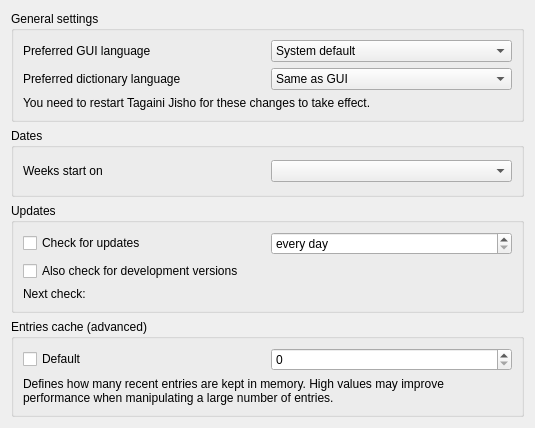
Above: src/gui/GeneralPreferences.ui from Gnurou/tagainijisho before the change. Below: the same form after it.
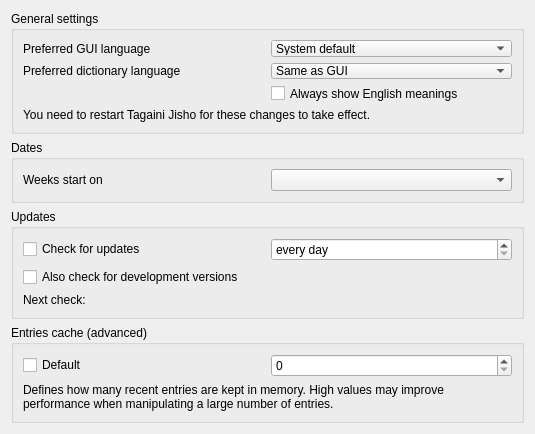
That is the form after the change.

Commit message:
Option to hide English meanings if translation available
Fixes gh-36.

The edit to the form file:
```diff
--- a/src/gui/GeneralPreferences.ui
+++ b/src/gui/GeneralPreferences.ui
@@ -75,6 +75,16 @@
           </item>
          </widget>
         </item>
+        <item row="3" column="1">
+         <widget class="QCheckBox" name="alwaysShowEnglish">
+          <property name="toolTip">
+           <string>If checked, English meanings will be shown even if a translation in the preferred language is available.</string>
+          </property>
+          <property name="text">
+           <string>Always show English meanings</string>
+          </property>
+         </widget>
+        </item>
        </layout>
       </item>
       <item>
```
The commit also changes 7 other files.
